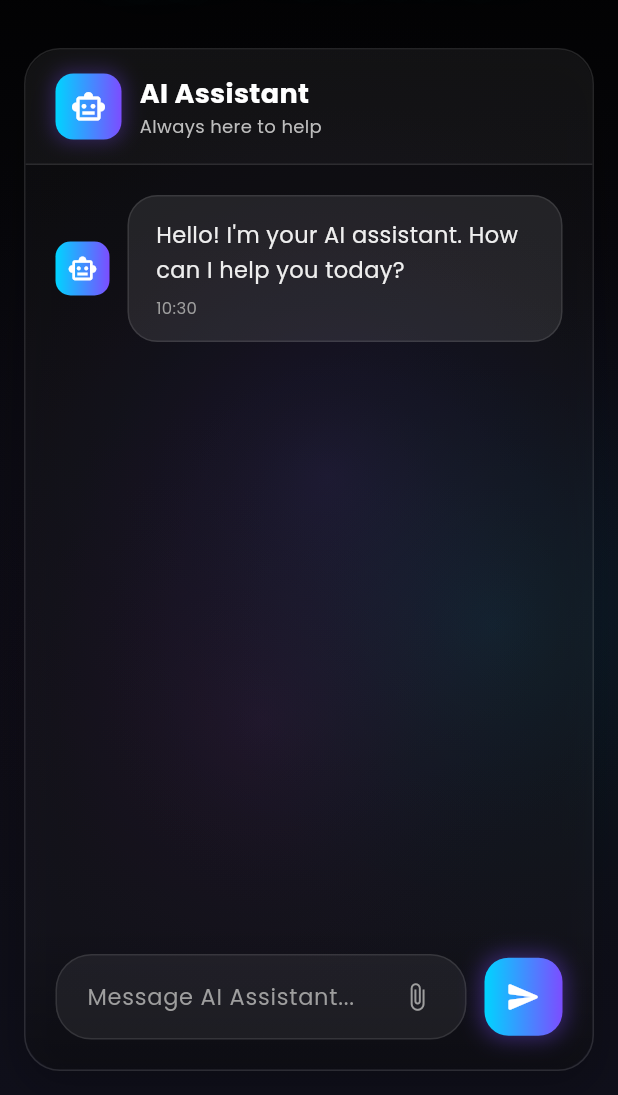
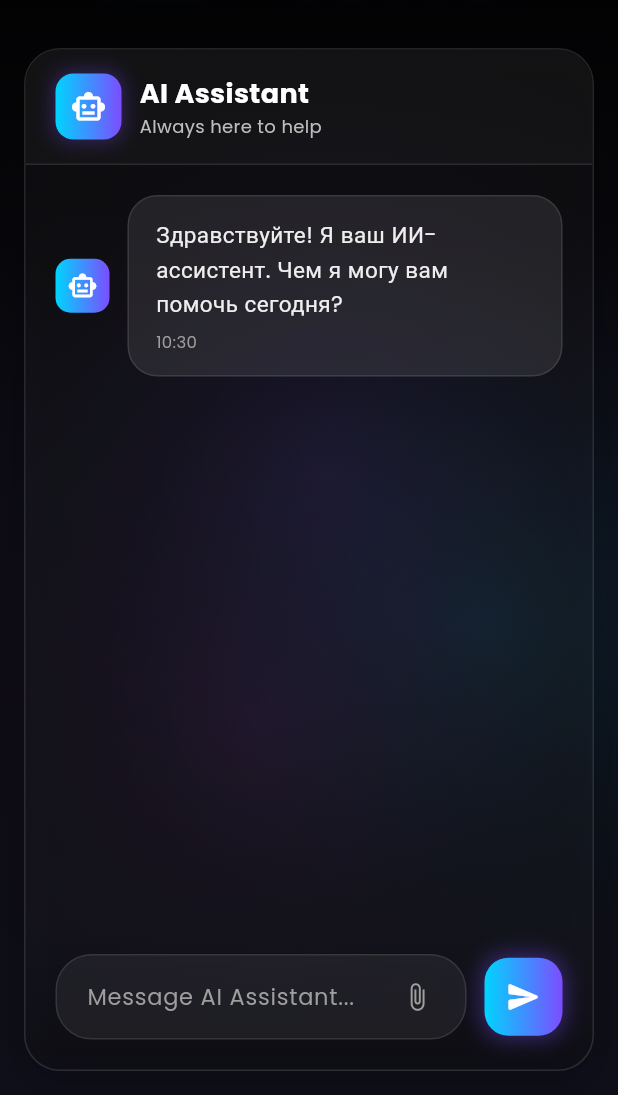
Before and after one commit to AlihanSDev/sportsense-ai, a Flutter app: the screen it shows after launch, on a phone screen of 412 x 824 dp, the part 141-1236 px from its top. Run offline on Flutter 3.47's test engine with Material 3 defaults, Android fonts, the light colour scheme and no system bars; our stand-ins replace flutter_dotenv, google_fonts.

Commit message:
feat: русское приветствие в чате

```diff
--- a/lib/main.dart
+++ b/lib/main.dart
@@ -44,7 +44,7 @@ class _HomePageState extends State<HomePage> {
   final List<Message> _messageHistory = [];
   final List<ChatMessage> _messages = [
     ChatMessage(
-      text: 'Hello! I\'m your AI assistant. How can I help you today?',
+      text: 'Здравствуйте! Я ваш ИИ-ассистент. Чем я могу вам помочь сегодня?',
       isUser: false,
     ),
   ];
```
